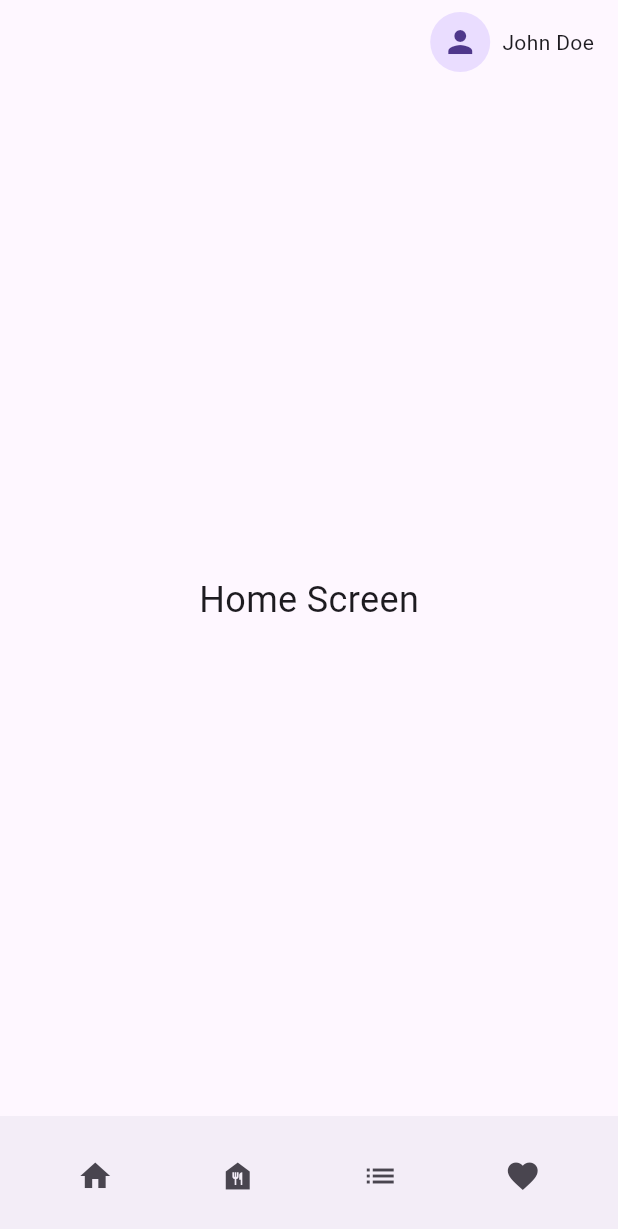
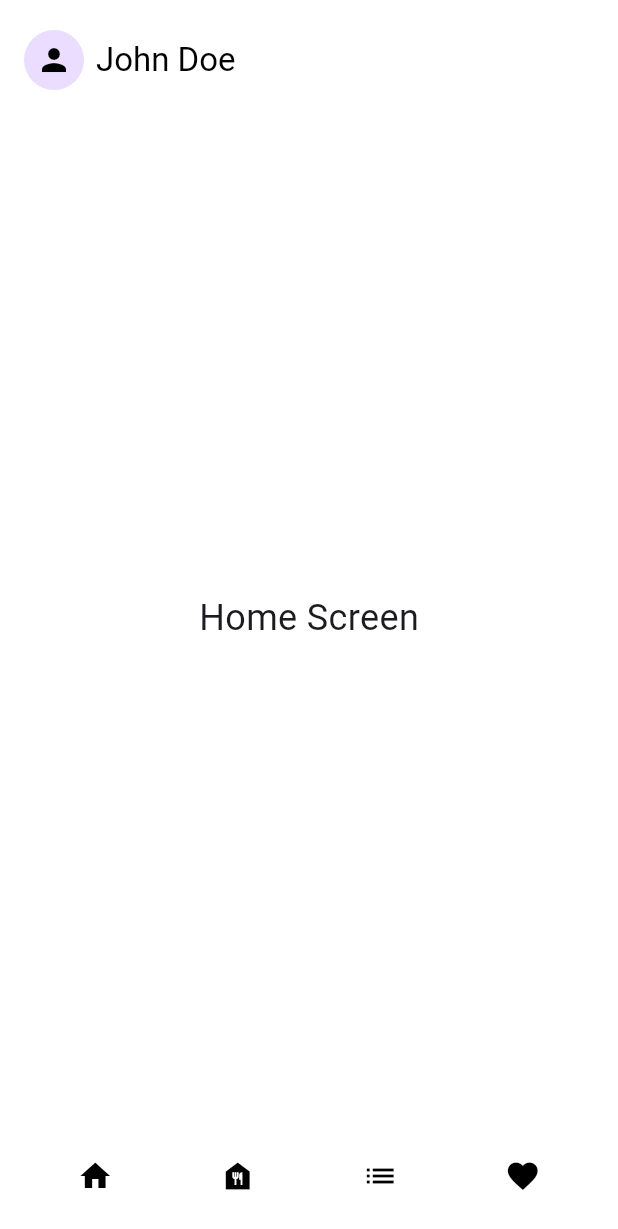
Before and after one commit to dagm4020/GrabAPlate, a Flutter app: the screen it shows after launch, item 2 of the bottom bar chosen, after a tap on the "home" icon, on a phone screen of 412 x 824 dp. Shown: the top 1229 px of the screen. Run offline on Flutter 3.47's test engine with Material 3 defaults, Android fonts, the phone set to English and light mode, and no system bars.

Commit message:
2nd Iteration_home screen_settings screen_adjustment

```diff
--- a/grab_a_plate/lib/home.dart
+++ b/grab_a_plate/lib/home.dart
@@ -10,67 +10,117 @@ class HomeScreen extends StatefulWidget {
 }
 
 class _HomeScreenState extends State<HomeScreen> {
+  final PageController _pageController = PageController(); // To control page transitions
   int _currentIndex = 0;
 
+  bool _isDarkMode = false;
+  bool _animationsOff = false;
+
   final List<Widget> _screens = [
-    Home(),
-    MealPlan(),
-    GroceryList(),
-    Favorites(),
+    Container(color: Colors.white, child: Home()),       // White background for Home
+    Container(color: Colors.white, child: MealPlan()),   // White background for Meal Plan
+    Container(color: Colors.white, child: GroceryList()), // White background for Grocery List
+    Container(color: Colors.white, child: Favorites()),  // White background for Favorites
   ];
 
   void _onItemTapped(int index) {
     setState(() {
       _currentIndex = index;
     });
+    if (!_animationsOff) {
+      _pageController.animateToPage(
+        index,
+        duration: Duration(milliseconds: 500), // Animation duration
+        curve: Curves.easeInOut, // Smooth curve for animation
+      );
+    } else {
+      // If animations are off, change the page without animation
+      _pageController.jumpToPage(index);
+    }
   }
 
   void _goToSettings() {
-    Navigator.push(
-      context,
-      MaterialPageRoute(builder: (context) => Settings()),
+    Navigator.of(context).push(PageRouteBuilder(
+      pageBuilder: (context, animation, secondaryAnimation) => Settings(
+        isDarkMode: _isDarkMode,
+        animationsOff: _animationsOff,
+        onDarkModeToggle: (value) {
+          setState(() {
+            _isDarkMode = value;
+          });
+        },
+        onAnimationsToggle: (value) {
+          setState(() {
+            _animationsOff = value;
+          });
+        },
+      ),
+      transitionsBuilder: (context, animation, secondaryAnimation, child) {
+        if (_animationsOff) {
+          return child; // No animation if toggled off
+        }
+
+        const begin = Offset(0.0, 1.0); // Start from bottom
+        const end = Offset.zero; // End at the current position
+        const curve = Curves.easeInOut;
+
+        var tween = Tween(begin: begin, end: end).chain(CurveTween(curve: curve));
+        var offsetAnimation = animation.drive(tween);
+
+        return SlideTransition(
+          position: offsetAnimation,
+          child: child,
         );
+      },
+    ));
   }
 
   @override
   Widget build(BuildContext context) {
     return Scaffold(
       appBar: AppBar(
-        actions: [
-          GestureDetector(
+        toolbarHeight: 80.0, // Increased app bar height
+        backgroundColor: _isDarkMode ? Colors.black : Colors.white, // Dark mode handling
+        title: GestureDetector(
           onTap: _goToSettings,
           child: Row(
             children: [
               CircleAvatar(
-                  child: Icon(Icons.person), // Default user silhouette
+                child: Icon(Icons.person, color: _isDarkMode ? Colors.white : Colors.black), // Default user silhouette
               ),
               SizedBox(width: 8),
-                Text("John Doe"),
-                SizedBox(width: 16),
+              Text(
+                "John Doe",
+                style: TextStyle(color: _isDarkMode ? Colors.white : Colors.black), // Set text color to black
+              ),
             ],
           ),
         ),
-        ],
       ),
-      body: _screens[_currentIndex],
+      body: PageView(
+        controller: _pageController, // Use PageController for swipe animation
+        physics: NeverScrollableScrollPhysics(), // Disable swipe gesture
+        children: _screens,
+      ),
       bottomNavigationBar: BottomAppBar(
+        color: Colors.white, // Set bottom navigation bar color to white
         child: Row(
           mainAxisAlignment: MainAxisAlignment.spaceAround,
           children: <Widget>[
             IconButton(
-              icon: Icon(Icons.home),
+              icon: Icon(Icons.home, color: _isDarkMode ? Colors.white : Colors.black),
               onPressed: () => _onItemTapped(0),
             ),
             IconButton(
-              icon: Icon(Icons.food_bank),
+              icon: Icon(Icons.food_bank, color: _isDarkMode ? Colors.white : Colors.black),
               onPressed: () => _onItemTapped(1),
             ),
             IconButton(
-              icon: Icon(Icons.list),
+              icon: Icon(Icons.list, color: _isDarkMode ? Colors.white : Colors.black),
               onPressed: () => _onItemTapped(2),
             ),
             IconButton(
-              icon: Icon(Icons.favorite),
+              icon: Icon(Icons.favorite, color: _isDarkMode ? Colors.white : Colors.black),
               onPressed: () => _onItemTapped(3),
             ),
           ],
```
Also changed, not shown: grab_a_plate/lib/settings.dart (+121 -9 lines). Lines whose indentation alone changed are shown as unchanged.
